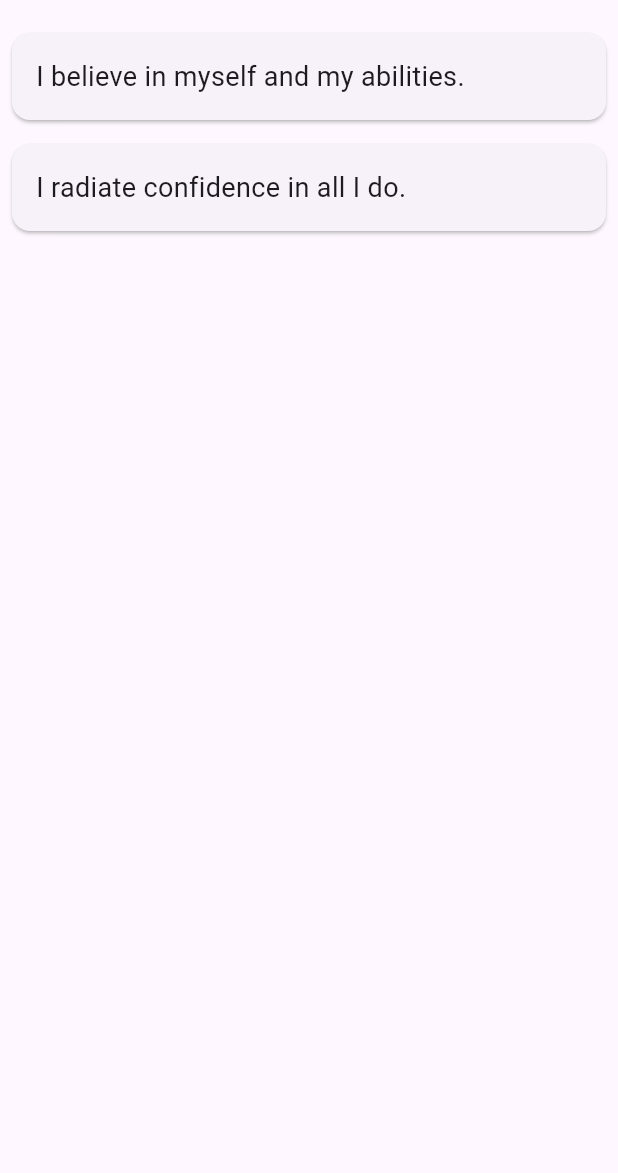
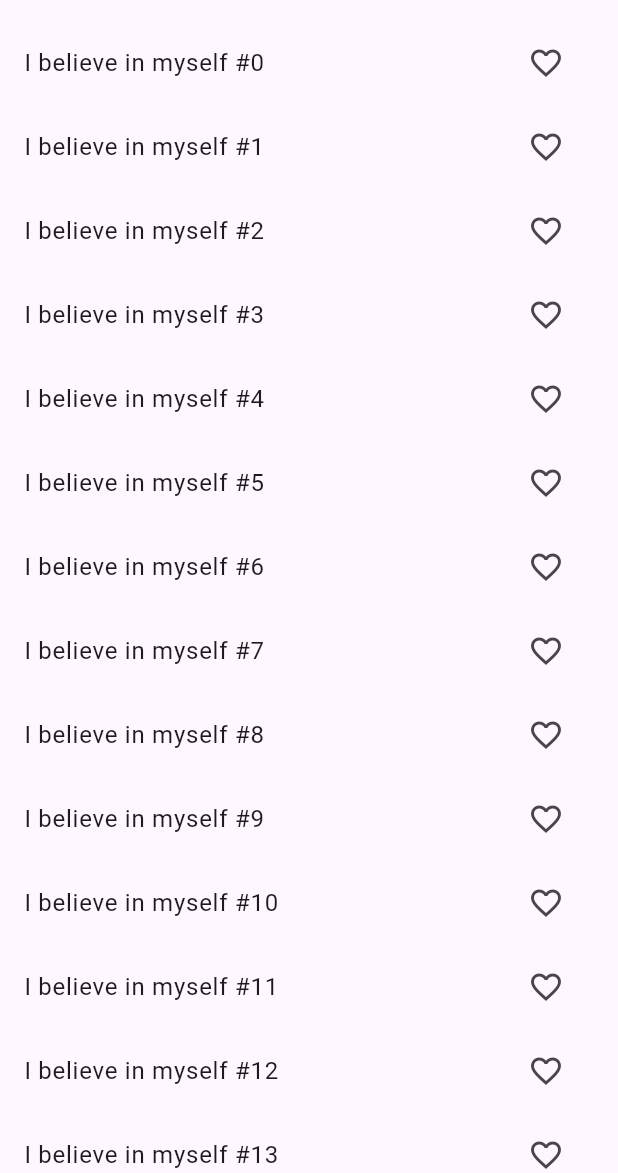
Before and after one commit to marksev/affirmation, a Flutter app: the screen it shows after launch, after a tap on "Confidence", on a phone screen of 412 x 824 dp, the part 63-1236 px from its top. Run offline on Flutter 3.47's test engine with Material 3 defaults, Android fonts, the phone set to English and light mode, and no system bars.

Commit message:
Add categories as boxes, affirmations list, and favorites feature

```diff
--- a/lib/main.dart
+++ b/lib/main.dart
@@ -1,18 +1,25 @@
 import 'package:flutter/material.dart';
-import 'category_screen.dart';
+import 'package:provider/provider.dart';
+import 'providers/favorites_provider.dart';
+import 'screens/categories_page.dart';
 
 void main() {
-  runApp(DailyAffirmationsApp());
+  runApp(
+    ChangeNotifierProvider(
+      create: (_) => FavoritesProvider(),
+      child: MyApp(),
+    ),
+  );
 }
 
-class DailyAffirmationsApp extends StatelessWidget {
+class MyApp extends StatelessWidget {
   @override
   Widget build(BuildContext context) {
     return MaterialApp(
       debugShowCheckedModeBanner: false,
-      title: 'Daily Affirmations',
-      theme: ThemeData(primarySwatch: Colors.blue),
-      home: CategoryScreen(),
+      title: "Affirmations App",
+      theme: ThemeData(primarySwatch: Colors.teal),
+      home: CategoriesPage(),
     );
   }
 }
--- /dev/null
+++ b/lib/providers/favorites_provider.dart
@@ -0,0 +1,19 @@
+import 'package:flutter/material.dart';
+
+class FavoritesProvider extends ChangeNotifier {
+  final List<String> _favorites = [];
+
+  List<String> get favorites => _favorites;
+
+  void addFavorite(String affirmation) {
+    if (!_favorites.contains(affirmation)) {
+      _favorites.add(affirmation);
+      notifyListeners();
+    }
+  }
+
+  void removeFavorite(String affirmation) {
+    _favorites.remove(affirmation);
+    notifyListeners();
+  }
+}
--- /dev/null
+++ b/lib/screens/affirmations_page.dart
@@ -0,0 +1,49 @@
+import 'package:flutter/material.dart';
+import 'package:provider/provider.dart';
+import '../providers/favorites_provider.dart';
+
+class AffirmationsPage extends StatelessWidget {
+  final String category;
+
+  AffirmationsPage({required this.category});
+
+  final Map<String, List<String>> affirmations = {
+    "Love": List.generate(20, (i) => "I am worthy of love #$i"),
+    "Confidence": List.generate(20, (i) => "I believe in myself #$i"),
+    "Success": List.generate(20, (i) => "I achieve my goals #$i"),
+    "Health": List.generate(20, (i) => "I am healthy and strong #$i"),
+    "Gratitude": List.generate(20, (i) => "I am grateful for everything #$i"),
+    "Motivation": List.generate(20, (i) => "I stay motivated every day #$i"),
+    "Happiness": List.generate(20, (i) => "I choose happiness #$i"),
+    "Calmness": List.generate(20, (i) => "I am calm and relaxed #$i"),
+  };
+
+  @override
+  Widget build(BuildContext context) {
+    final List<String> list = affirmations[category] ?? [];
+
+    return Scaffold(
+      appBar: AppBar(title: Text(category)),
+      body: ListView.builder(
+        itemCount: list.length,
+        itemBuilder: (context, index) {
+          final affirmation = list[index];
+          return ListTile(
+            title: Text(affirmation),
+            trailing: IconButton(
+              icon: Icon(Icons.favorite_border),
+              onPressed: () {
+                Provider.of<FavoritesProvider>(context, listen: false)
+                    .addFavorite(affirmation);
+
+                ScaffoldMessenger.of(context).showSnackBar(
+                  SnackBar(content: Text("Added to Favorites ❤️")),
+                );
+              },
+            ),
+          );
+        },
+      ),
+    );
+  }
+}
--- /dev/null
+++ b/lib/screens/categories_page.dart
@@ -0,0 +1,71 @@
+import 'package:flutter/material.dart';
+import 'affirmations_page.dart';
+import 'favorites_page.dart';
+
+class CategoriesPage extends StatelessWidget {
+  final List<String> categories = [
+    "Love",
+    "Confidence",
+    "Success",
+    "Health",
+    "Gratitude",
+    "Motivation",
+    "Happiness",
+    "Calmness",
+  ];
+
+  @override
+  Widget build(BuildContext context) {
+    return Scaffold(
+      appBar: AppBar(
+        title: Text("Affirmation Categories"),
+        actions: [
+          IconButton(
+            icon: Icon(Icons.favorite),
+            onPressed: () {
+              Navigator.push(
+                context,
+                MaterialPageRoute(builder: (_) => FavoritesPage()),
+              );
+            },
+          )
+        ],
+      ),
+      body: GridView.builder(
+        padding: EdgeInsets.all(16),
+        gridDelegate: SliverGridDelegateWithFixedCrossAxisCount(
+          crossAxisCount: 2,
+          crossAxisSpacing: 16,
+          mainAxisSpacing: 16,
+        ),
+        itemCount: categories.length,
+        itemBuilder: (context, index) {
+          return GestureDetector(
+            onTap: () {
+              Navigator.push(
+                context,
+                MaterialPageRoute(
+                  builder: (_) => AffirmationsPage(
+                    category: categories[index],
+                  ),
+                ),
+              );
+            },
+            child: Card(
+              shape: RoundedRectangleBorder(
+                borderRadius: BorderRadius.circular(16),
+              ),
+              elevation: 4,
+              child: Center(
+                child: Text(
+                  categories[index],
+                  style: TextStyle(fontSize: 18, fontWeight: FontWeight.bold),
+                ),
+              ),
+            ),
+          );
+        },
+      ),
+    );
+  }
+}
```
Also changed, not shown: lib/screens/favorites_page.dart (added, +24 -0 lines).
